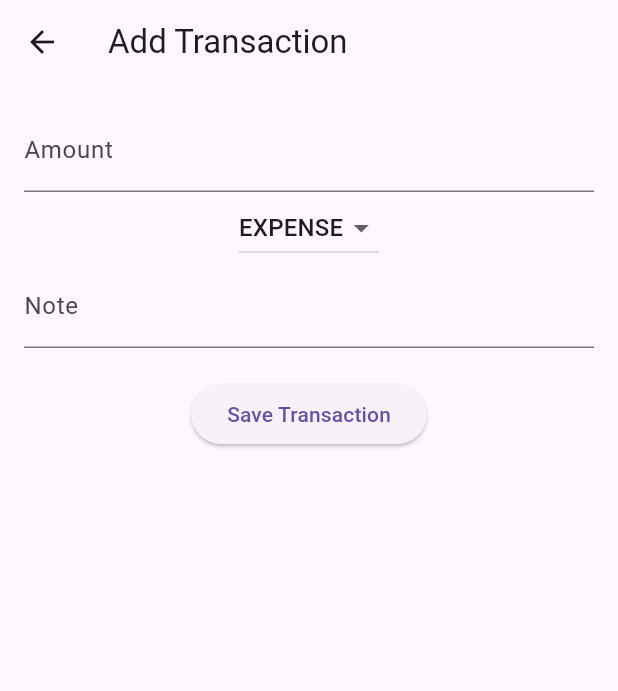
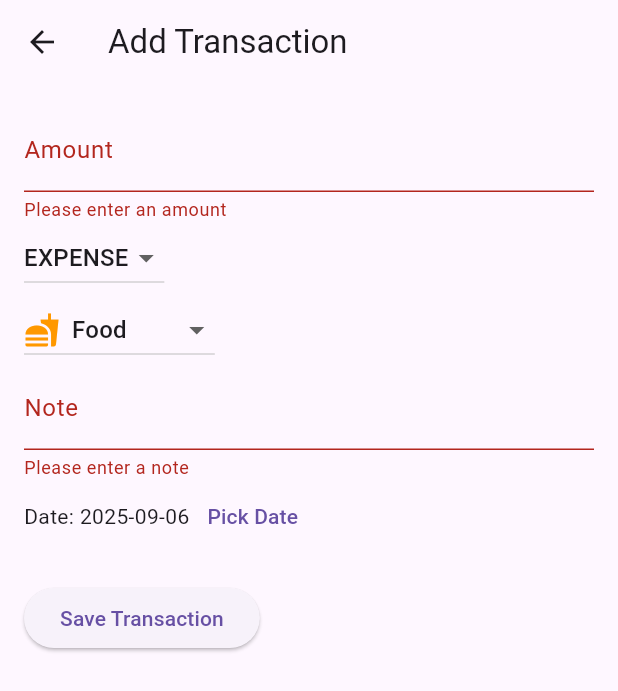
Before and after one commit to OleksSobol/expenses-tracker, a Flutter app: the AddTransactionScreen screen opened directly, after a tap on "Save Transaction", on a phone screen of 412 x 824 dp. Shown: the top 691 px of the screen. Run offline on Flutter 3.47's test engine with Material 3 defaults, Android fonts, the phone set to English and light mode, and no system bars; our stand-ins replace sqflite; accounts and stored records are empty.

Commit message:
added transaction, and DB insert.

```diff
--- a/lib/models/category.dart
+++ b/lib/models/category.dart
@@ -1,8 +1,10 @@
+import 'package:flutter/material.dart';
+
 class Category {
   final int? id;
   final String name;
-  final String icon; // just store an emoji/icon name
-  final String color;
+  final IconData icon; // just store an emoji/icon name
+  final Color color;
 
   Category({this.id, required this.name, required this.icon, required this.color});
 
@@ -24,3 +26,11 @@ class Category {
     );
   }
 }
+
+final categories = [
+  Category(id: 1, name: 'Food', icon: Icons.fastfood, color: Colors.orange),
+  Category(id: 2, name: 'Transport', icon: Icons.directions_bus, color: Colors.blue),
+  Category(id: 3, name: 'Shopping', icon: Icons.shopping_bag, color: Colors.purple),
+  Category(id: 4, name: 'Salary', icon: Icons.attach_money, color: Colors.green),
+  Category(id: 5, name: 'Bills', icon: Icons.money_off, color: Colors.red)
+];
--- a/lib/screens/add_transaction_screen.dart
+++ b/lib/screens/add_transaction_screen.dart
@@ -1,5 +1,7 @@
 import 'package:flutter/material.dart';
 import '../services/db_service.dart';
+import '../models/category.dart';
+
 
 class AddTransactionScreen extends StatefulWidget {
   const AddTransactionScreen({Key? key}) : super(key: key);
@@ -12,40 +14,99 @@ class _AddTransactionScreenState extends State<AddTransactionScreen> {
   final db = DBService();
   final _amountController = TextEditingController();
   final _noteController = TextEditingController();
+  final _formKey = GlobalKey<FormState>();
+
   String _type = 'expense';
-  int _categoryId = 1;
+  int? _categoryId = categories.first.id;
   DateTime _selectedDate = DateTime.now();
 
   @override
   Widget build(BuildContext context) {
     return Scaffold(
+      resizeToAvoidBottomInset: true,
       appBar: AppBar(title: Text('Add Transaction')),
       body: Padding(
         padding: const EdgeInsets.all(16.0),
+        child: SingleChildScrollView(
+          child: Form(
+            key: _formKey,
             child: Column(
+              crossAxisAlignment: CrossAxisAlignment.start,
               children: [
-            TextField(
+                TextFormField(
                   controller: _amountController,
                   keyboardType: TextInputType.numberWithOptions(decimal: true),
                   decoration: InputDecoration(labelText: 'Amount'),
+                  validator: (value) {
+                    if (value == null || value.isEmpty) {
+                      return 'Please enter an amount';
+                    }
+                    if (double.tryParse(value) == null) {
+                      return 'Enter a valid number';
+                    }
+                    return null;
+                  },
                 ),
                 DropdownButton<String>(
                   value: _type,
-              items: ['income', 'expense'].map((e) => DropdownMenuItem(
+                  items: ['income', 'expense']
+                      .map((e) => DropdownMenuItem(
                             value: e,
                             child: Text(e.toUpperCase()),
-              )).toList(),
+                          ))
+                      .toList(),
                   onChanged: (val) => setState(() => _type = val!),
                 ),
-            TextField(
+                DropdownButton<int>(
+                  value: _categoryId,
+                  items: categories.map((cat) {
+                    return DropdownMenuItem<int>(
+                      value: cat.id,
+                      child: Row(
+                        children: [
+                          Icon(cat.icon, color: cat.color),
+                          SizedBox(width: 8),
+                          Text(cat.name),
+                        ],
+                      ),
+                    );
+                  }).toList(),
+                  onChanged: (val) => setState(() => _categoryId = val!),
+                ),
+                TextFormField(
                   controller: _noteController,
                   decoration: InputDecoration(labelText: 'Note'),
+                  validator: (value) {
+                    if (value == null || value.isEmpty) {
+                      return 'Please enter a note';
+                    }
+                    return null;
+                  },
+                ),
+                Row(
+                  children: [
+                    Text("Date: ${_selectedDate.toLocal().toString().split(' ')[0]}"),
+                    TextButton(
+                      child: Text("Pick Date"),
+                      onPressed: () async {
+                        final picked = await showDatePicker(
+                          context: context,
+                          initialDate: _selectedDate,
+                          firstDate: DateTime(2000),
+                          lastDate: DateTime(2100),
+                        );
+                        if (picked != null) {
+                          setState(() => _selectedDate = picked);
+                        }
+                      },
+                    ),
+                  ],
                 ),
                 SizedBox(height: 20),
                 ElevatedButton(
                   onPressed: () async {
-                double? amount = double.tryParse(_amountController.text);
-                if (amount == null) return;
+                    if (_formKey.currentState!.validate()) {
+                      double amount = double.parse(_amountController.text);
 
                       await db.insert('transactions', {
                         'amount': amount,
@@ -54,14 +115,19 @@ class _AddTransactionScreenState extends State<AddTransactionScreen> {
                         'date': _selectedDate.toIso8601String(),
                         'note': _noteController.text,
                       });
-
-                Navigator.pop(context); // go back to HomeScreen
+                      ScaffoldMessenger.of(context).showSnackBar(
+                        SnackBar(content: Text('Transation saved!'))
+                      );
+                      Navigator.pop(context, true);
+                    }
                   },
                   child: Text('Save Transaction'),
                 ),
               ],
             ),
           ),
+        ),
+      ),
     );
   }
 }
```
Also changed, not shown: lib/screens/home_screen.dart (+13 -10 lines). Lines whose indentation alone changed are shown as unchanged.
